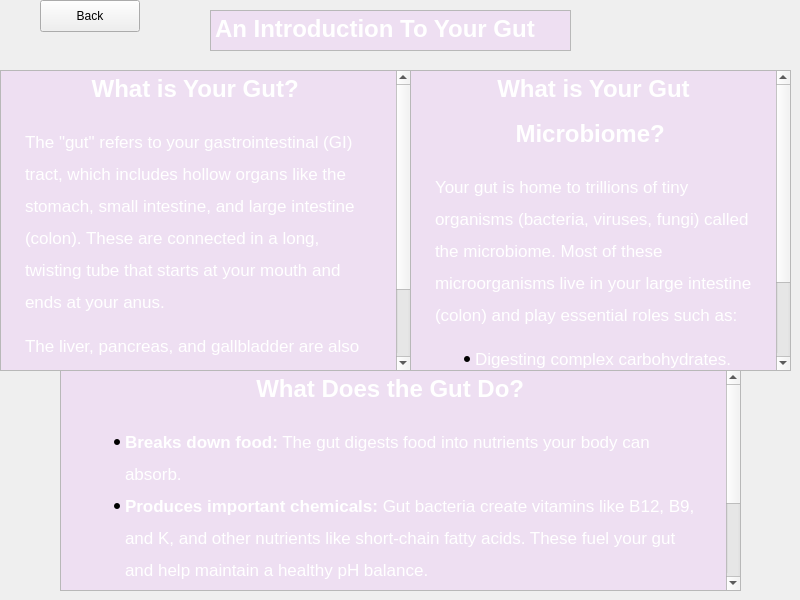
First picture: the form in A8EduApp/introtoguthealthwidget.ui, repository University-of-Utah-CS3505/a9-edu-app-f24-00Calvin00, before the edit.
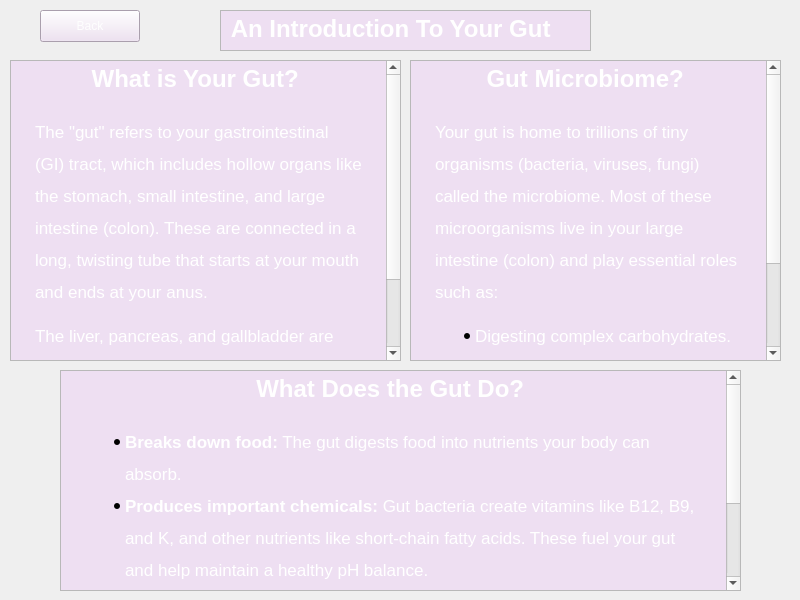
Second picture: the form after the edit.

The edit to the form file:
```diff
--- a/A8EduApp/introtoguthealthwidget.ui
+++ b/A8EduApp/introtoguthealthwidget.ui
@@ -39,9 +39,9 @@
   <widget class="QTextBrowser" name="textBrowser">
    <property name="geometry">
     <rect>
-     <x>0</x>
-     <y>70</y>
-     <width>411</width>
+     <x>10</x>
+     <y>60</y>
+     <width>391</width>
      <height>301</height>
     </rect>
    </property>
@@ -62,11 +62,15 @@
    <property name="geometry">
     <rect>
      <x>40</x>
-     <y>0</y>
+     <y>10</y>
      <width>100</width>
      <height>32</height>
     </rect>
    </property>
+   <property name="styleSheet">
+    <string notr="true">background-color: rgb(238, 223, 242);
+color: rgb(254, 254, 254);</string>
+   </property>
    <property name="text">
     <string>Back</string>
    </property>
@@ -74,9 +78,9 @@
   <widget class="QTextBrowser" name="textBrowser_2">
    <property name="geometry">
     <rect>
-     <x>210</x>
+     <x>220</x>
      <y>10</y>
-     <width>361</width>
+     <width>371</width>
      <height>41</height>
     </rect>
    </property>
@@ -88,27 +92,27 @@
 li.unchecked::marker { content: &quot;\2610&quot;; }
 li.checked::marker { content: &quot;\2612&quot;; }
 &lt;/style&gt;&lt;/head&gt;&lt;body style=&quot; font-family:'.AppleSystemUIFont'; font-size:13pt; font-weight:400; font-style:normal;&quot; bgcolor=&quot;#eedff2&quot;&gt;
-&lt;h1 style=&quot; margin-top:18px; margin-bottom:12px; margin-left:0px; margin-right:0px; -qt-block-indent:0; text-indent:0px;&quot;&gt;&lt;span style=&quot; font-family:'Arial','sans-serif'; font-size:xx-large; font-weight:700; color:#ffffff;&quot;&gt;An Introduction To Your Gut&lt;/span&gt;&lt;span style=&quot; font-size:xx-large; font-weight:700;&quot;&gt; &lt;/span&gt;&lt;/h1&gt;&lt;/body&gt;&lt;/html&gt;</string>
+&lt;h1 style=&quot; margin-top:18px; margin-bottom:12px; margin-left:0px; margin-right:0px; -qt-block-indent:0; text-indent:0px;&quot;&gt;&lt;span style=&quot; font-family:'Arial','sans-serif'; font-size:xx-large; font-weight:700; color:#ffffff;&quot;&gt; An Introduction To Your Gut &lt;/span&gt;&lt;span style=&quot; font-size:xx-large; font-weight:700;&quot;&gt; &lt;/span&gt;&lt;/h1&gt;&lt;/body&gt;&lt;/html&gt;</string>
    </property>
   </widget>
   <widget class="QTextBrowser" name="textBrowser_3">
    <property name="geometry">
     <rect>
      <x>410</x>
-     <y>70</y>
-     <width>381</width>
+     <y>60</y>
+     <width>371</width>
      <height>301</height>
     </rect>
    </property>
    <property name="html">
     <string>&lt;!DOCTYPE HTML PUBLIC &quot;-//W3C//DTD HTML 4.0//EN&quot; &quot;http://www.w3.org/TR/REC-html40/strict.dtd&quot;&gt;
-&lt;html&gt;&lt;head&gt;&lt;meta name=&quot;qrichtext&quot; content=&quot;1&quot; /&gt;&lt;meta charset=&quot;utf-8&quot; /&gt;&lt;title&gt;What is Your Gut Microbiome?&lt;/title&gt;&lt;style type=&quot;text/css&quot;&gt;
+&lt;html&gt;&lt;head&gt;&lt;meta name=&quot;qrichtext&quot; content=&quot;1&quot; /&gt;&lt;meta charset=&quot;utf-8&quot; /&gt;&lt;title&gt;Gut Microbiome?&lt;/title&gt;&lt;style type=&quot;text/css&quot;&gt;
 p, li { white-space: pre-wrap; }
 hr { height: 1px; border-width: 0; }
 li.unchecked::marker { content: &quot;\2610&quot;; }
 li.checked::marker { content: &quot;\2612&quot;; }
 &lt;/style&gt;&lt;/head&gt;&lt;body style=&quot; font-family:'.AppleSystemUIFont'; font-size:13pt; font-weight:400; font-style:normal;&quot; bgcolor=&quot;#eedff2&quot;&gt;
-&lt;h1 align=&quot;center&quot; style=&quot; margin-top:20px; margin-bottom:12px; margin-left:20px; margin-right:20px; -qt-block-indent:0; text-indent:0px; line-height:160%;&quot;&gt;&lt;span style=&quot; font-family:'Arial','sans-serif'; font-size:xx-large; font-weight:700; color:#ffffff;&quot;&gt;What is Your Gut Microbiome? &lt;/span&gt;&lt;/h1&gt;
+&lt;h1 align=&quot;center&quot; style=&quot; margin-top:20px; margin-bottom:12px; margin-left:20px; margin-right:20px; -qt-block-indent:0; text-indent:0px; line-height:160%;&quot;&gt;&lt;span style=&quot; font-family:'Arial','sans-serif'; font-size:xx-large; font-weight:700; color:#ffffff;&quot;&gt;Gut Microbiome? &lt;/span&gt;&lt;/h1&gt;
 &lt;p style=&quot; margin-top:12px; margin-bottom:12px; margin-left:20px; margin-right:20px; -qt-block-indent:0; text-indent:0px; line-height:160%;&quot;&gt;&lt;span style=&quot; font-family:'Arial','sans-serif'; color:#ffffff;&quot;&gt;Your gut is home to trillions of tiny organisms (bacteria, viruses, fungi) called the microbiome. Most of these microorganisms live in your large intestine (colon) and play essential roles such as: &lt;/span&gt;&lt;/p&gt;
 &lt;ul style=&quot;margin-top: 0px; margin-bottom: 0px; margin-left: 0px; margin-right: 0px; -qt-list-indent: 1;&quot;&gt;
 &lt;li style=&quot; font-family:'Arial','sans-serif'; color:#ffffff;&quot; style=&quot; margin-top:12px; margin-bottom:0px; margin-left:20px; margin-right:20px; -qt-block-indent:0; text-indent:0px; line-height:160%;&quot;&gt;Digesting complex carbohydrates. &lt;/li&gt;
```
